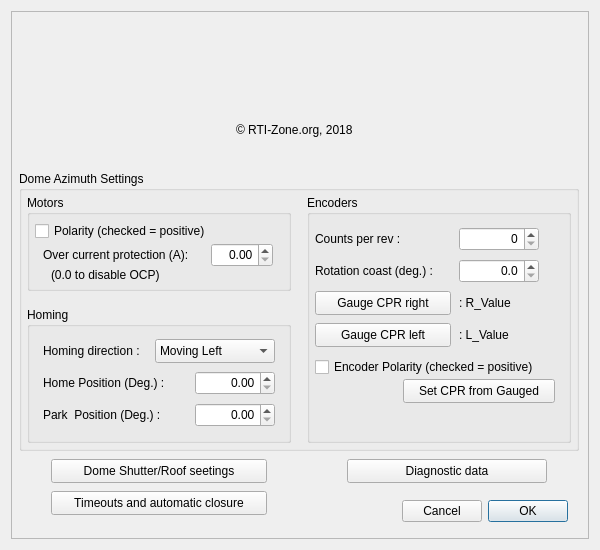
Qt form domepro.ui (rpineau/DomePro) before a commit.
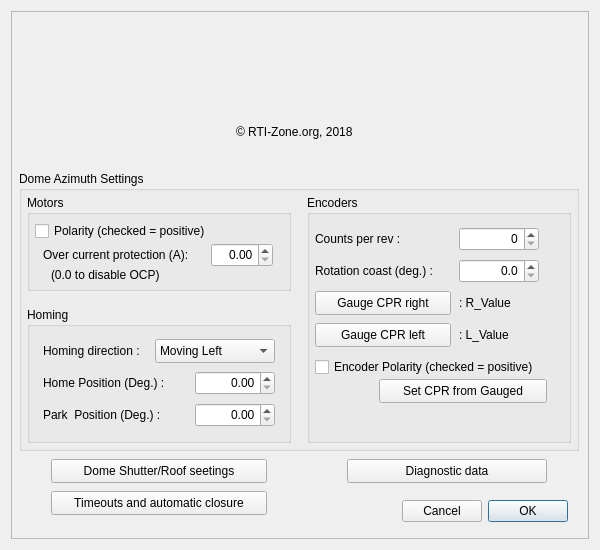
The same form after that commit. Icons and pictures are not drawn. Custom widgets are drawn as their Qt base class.

Commit message: Finish code displaying diagnostic data

Diff of the .ui file:
```diff
--- a/domepro.ui
+++ b/domepro.ui
@@ -202,9 +202,9 @@
        <widget class="QPushButton" name="pushButton_6">
         <property name="geometry">
          <rect>
-          <x>96</x>
+          <x>72</x>
           <y>184</y>
-          <width>152</width>
+          <width>168</width>
           <height>24</height>
          </rect>
         </property>
@@ -389,7 +389,7 @@
         <x>152</x>
         <y>8</y>
         <width>264</width>
-        <height>145</height>
+        <height>148</height>
        </rect>
       </property>
       <layout class="QGridLayout" name="gridLayout_4">
```
The commit also changes 1 other file.
